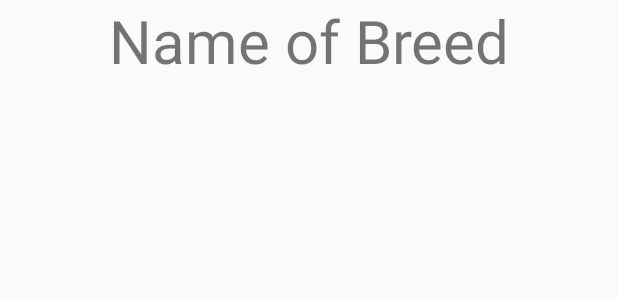
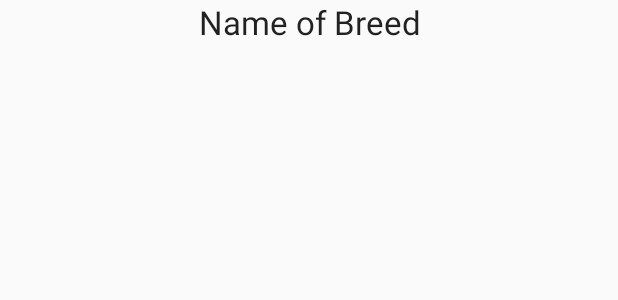
Before and after one commit to lacortes/Cat_Identifier, an Android app: the layout activity_breed_information.xml on its own in the app's theme, with its tools: preview values and no code run, on a phone screen of 412 x 824 dp. Shown: the top 300 px of the screen. Run offline under Robolectric (Android 15) with nearby library versions, the phone set to English and light mode, and no system bars.

Commit message:
Fixed sizing

```diff
--- a/app/src/main/res/layout/activity_breed_information.xml
+++ b/app/src/main/res/layout/activity_breed_information.xml
@@ -1,28 +1,31 @@
 <?xml version="1.0" encoding="utf-8"?>
-<ScrollView
+<LinearLayout
+    android:orientation="vertical"
     xmlns:android="http://schemas.android.com/apk/res/android"
     xmlns:tools="http://schemas.android.com/tools"
     android:layout_width="match_parent"
     android:layout_height="match_parent">
 
+    <ScrollView
+        android:layout_weight="80"
+        android:layout_width="match_parent"
+        android:layout_height="match_parent">
         <LinearLayout
             android:layout_width="match_parent"
             android:layout_height="match_parent"
             android:orientation="vertical">
 
-
             <!--Hold Breed Name and Breed Description-->
             <LinearLayout
-            android:layout_weight="45"
                 android:layout_width="match_parent"
                 android:orientation="vertical"
-            android:layout_height="0dp">
+                android:layout_height="wrap_content">
 
                 <TextView
                     android:id="@+id/breed_name_textview"
                     android:layout_width="match_parent"
                     android:layout_height="wrap_content"
-                android:textSize="40sp"
+                    android:textAppearance="@style/Base.TextAppearance.AppCompat.Large"
                     android:gravity="center"
                     tools:text="Name of Breed"/>
 
@@ -30,40 +33,28 @@
                     android:id="@+id/breed_imageview"
                     android:layout_marginLeft="10dp"
                     android:layout_marginRight="10dp"
-                android:paddingRight="15dp"
-                android:paddingLeft="15dp"
-                android:paddingBottom="15dp"
-                android:paddingTop="15dp"
-                android:scaleType="centerCrop"
-                android:layout_width="match_parent"
-                android:layout_height="wrap_content"/>
+                    android:scaleType="fitXY"
+                    android:layout_gravity="center"
+                    android:layout_width="300dp"
+                    android:layout_height="300dp"/>
 
             </LinearLayout>
             <!--END of Hold Breed Name and Breed Description-->
 
             <TextView
                 android:id="@+id/breed_info_textview"
-            android:layout_weight="30"
                 android:layout_width="match_parent"
-            android:layout_height="0dp"
+                android:textAppearance="@style/Base.TextAppearance.AppCompat.Small"
+                android:layout_height="wrap_content"
                 android:paddingLeft="10dp"
                 android:paddingRight="10dp"
                 android:gravity="center"/>
-
+        </LinearLayout>
+    </ScrollView>
     <ListView
         android:id="@+id/breed_characteristic_list"
         android:stackFromBottom="false"
-            android:layout_weight="20"
         android:layout_width="match_parent"
-            android:layout_height="0dp">
+        android:layout_height="wrap_content">
     </ListView>
-
-        <!--Filler-->
-        <TextView
-            android:layout_weight="2"
-            android:layout_width="match_parent"
-            android:layout_height="0dp"/>
-
 </LinearLayout>
-
-</ScrollView>
```
Lines whose indentation alone changed are shown as unchanged.
